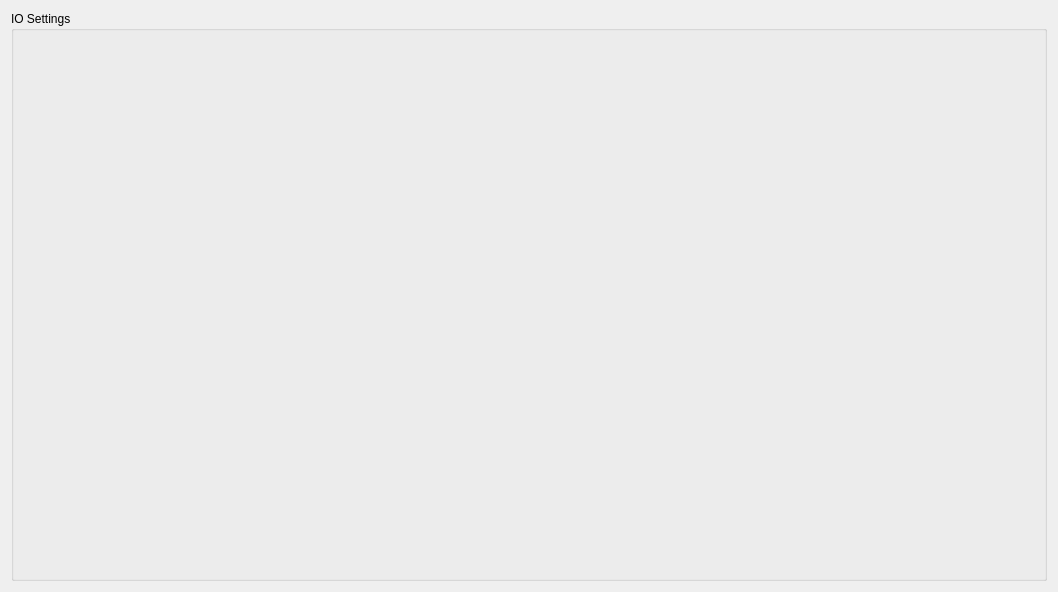
Old version of the form App/IOPanel/IOPanel.ui in the repository windsgo/edm_project.
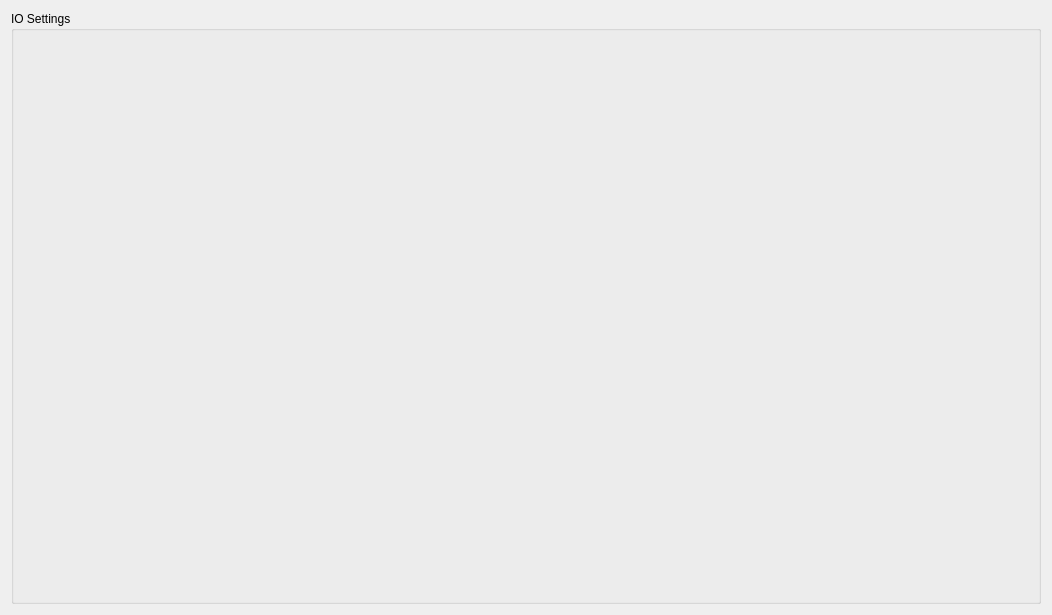
New version of the form.

```diff
--- a/App/IOPanel/IOPanel.ui
+++ b/App/IOPanel/IOPanel.ui
@@ -6,15 +6,15 @@
    <rect>
     <x>0</x>
     <y>0</y>
-    <width>1058</width>
-    <height>592</height>
+    <width>1052</width>
+    <height>615</height>
    </rect>
   </property>
   <property name="windowTitle">
    <string>Form</string>
   </property>
   <layout class="QGridLayout" name="gridLayout">
-   <item row="0" column="0">
+   <item row="0" column="0" colspan="2">
     <widget class="QGroupBox" name="groupBox_io">
      <property name="title">
       <string>IO Settings</string>
```
